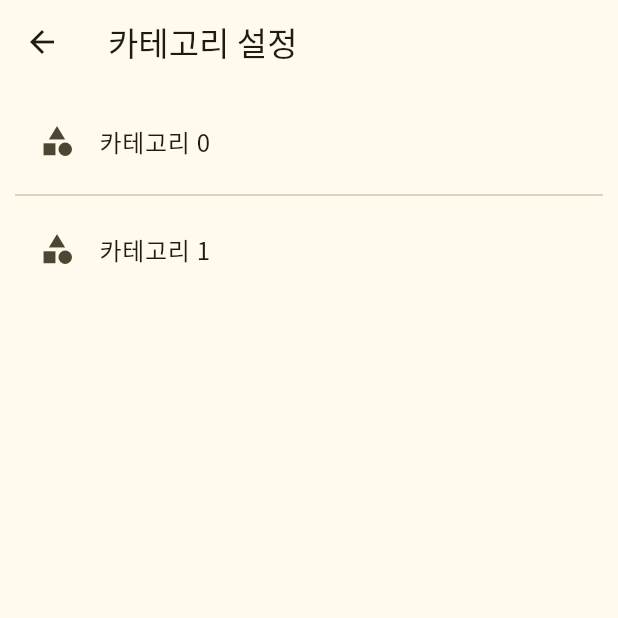
After one commit to fepanbr/share_financial, a Flutter app: the screen it shows after launch, item 3 of the bottom bar chosen, after a tap on "카테고리 설정", on a phone screen of 412 x 824 dp, the top half of it. The commit adds this screen. Run offline on Flutter 3.47's test engine with Material 3 defaults, Android fonts, the phone set to English and light mode, and no system bars; our stand-ins replace dio, flutter_riverpod, google_fonts, riverpod_annotation, table_calendar; generated files the repository leaves out were written again.

Commit message:
feat: 카테고리 설정 뷰 개발

```diff
--- /dev/null
+++ b/lib/presentation/screens/category_setting/category_setting.dart
@@ -0,0 +1,28 @@
+import 'package:flutter/material.dart';
+
+class CategorySettingScreen extends StatefulWidget {
+  const CategorySettingScreen({super.key});
+
+  @override
+  State<CategorySettingScreen> createState() => _CategorySettingScreenState();
+}
+
+class _CategorySettingScreenState extends State<CategorySettingScreen> {
+  @override
+  Widget build(BuildContext context) {
+    return Scaffold(
+      appBar: AppBar(
+        title: const Text('카테고리 설정'),
+      ),
+      body: Padding(
+        padding: const EdgeInsets.all(10),
+        child: ListView.separated(
+            itemBuilder: (context, index) => ListTile(
+                leading: const Icon(Icons.category),
+                title: Text('카테고리 $index')),
+            separatorBuilder: (context, index) => const Divider(),
+            itemCount: 2),
+      ),
+    );
+  }
+}
--- a/lib/presentation/screens/create_target.dart
+++ b/lib/presentation/screens/create_target.dart
@@ -28,6 +28,7 @@ class _CreateTargetScreenState extends ConsumerState<CreateTargetScreen> {
                 decoration: const InputDecoration(
                   labelText: '객체 이름',
                 ),
+                autofocus: true,
               ),
               const SizedBox(height: 10),
               TextField(
--- a/lib/presentation/screens/setting/setting.dart
+++ b/lib/presentation/screens/setting/setting.dart
@@ -1,5 +1,6 @@
 import 'package:flutter/material.dart';
 import 'package:share_financial/presentation/screens/asset_group_setting/asset_group_setting.dart';
+import 'package:share_financial/presentation/screens/category_setting/category_setting.dart';
 import 'package:share_financial/presentation/screens/target_setting/target_setting.dart';
 
 class SettingScreen extends StatelessWidget {
@@ -35,9 +36,13 @@ class SettingScreen extends StatelessWidget {
               },
             ),
             ListTile(
-              title: const Text('Option 3'),
+              title: const Text('카테고리 설정'),
               onTap: () {
                 // Handle option 3 tap
+                Navigator.push(
+                    context,
+                    MaterialPageRoute(
+                        builder: (context) => const CategorySettingScreen()));
               },
             ),
             // Add more ListTiles as needed
```
Also changed, not shown: 9 other files.
